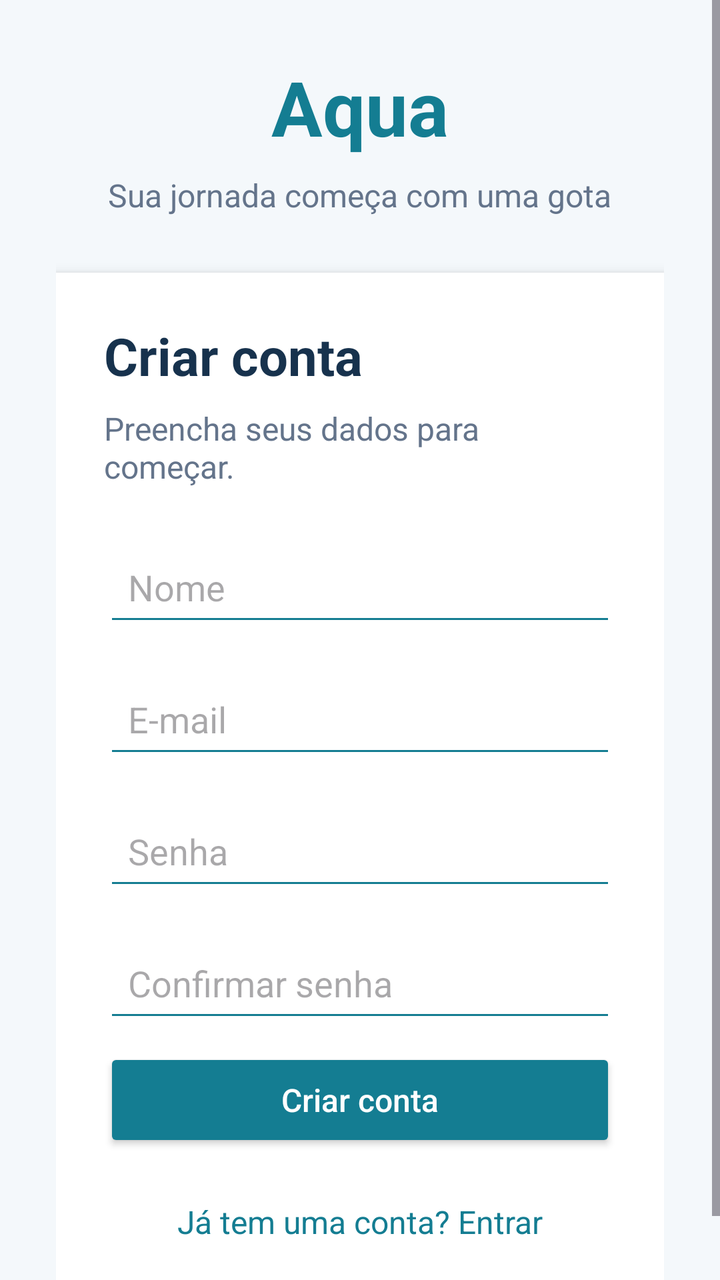
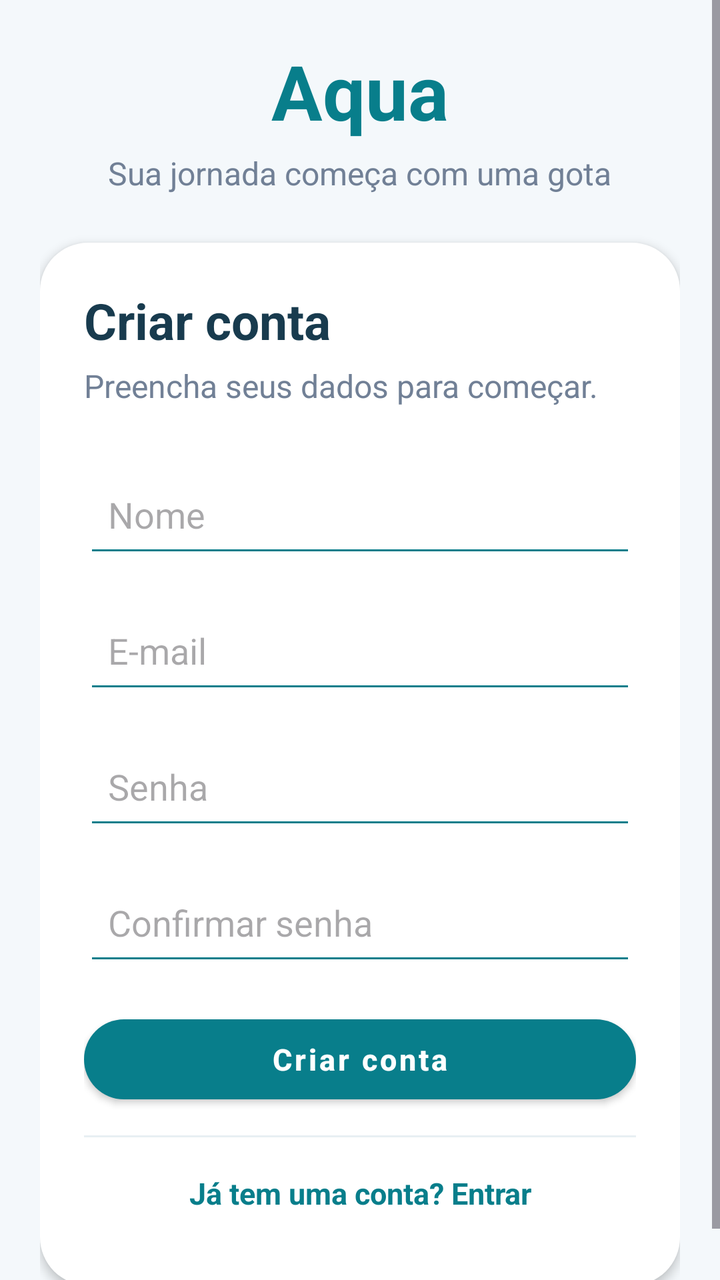

An Android layout rendered at two revisions. The XML below is the earlier revision; the diff shows what the commit changed to produce the second picture.
<!-- AndroidManifest.xml: application theme Theme.Aqua -->
<!-- res/layout/activity_register.xml -->
<?xml version="1.0" encoding="utf-8"?>
<ScrollView xmlns:android="http://schemas.android.com/apk/res/android"
    android:layout_width="match_parent"
    android:layout_height="match_parent"
    android:background="#F4F8FB"
    android:fillViewport="true">

    <LinearLayout
        android:layout_width="match_parent"
        android:layout_height="wrap_content"
        android:gravity="center"
        android:orientation="vertical"
        android:padding="28dp">

        <TextView
            android:layout_width="wrap_content"
            android:layout_height="wrap_content"
            android:text="Aqua"
            android:textColor="#147D92"
            android:textSize="38sp"
            android:textStyle="bold" />

        <TextView
            android:layout_width="wrap_content"
            android:layout_height="wrap_content"
            android:layout_marginTop="8dp"
            android:layout_marginBottom="28dp"
            android:text="Sua jornada começa com uma gota"
            android:textColor="#64748B"
            android:textSize="16sp" />

        <LinearLayout
            android:layout_width="match_parent"
            android:layout_height="wrap_content"
            android:background="#FFFFFF"
            android:elevation="4dp"
            android:orientation="vertical"
            android:padding="24dp">

            <TextView
                android:layout_width="wrap_content"
                android:layout_height="wrap_content"
                android:text="Criar conta"
                android:textColor="#17324D"
                android:textSize="26sp"
                android:textStyle="bold" />

            <TextView
                android:layout_width="wrap_content"
                android:layout_height="wrap_content"
                android:layout_marginTop="8dp"
                android:layout_marginBottom="22dp"
                android:text="Preencha seus dados para começar."
                android:textColor="#64748B"
                android:textSize="16sp" />

            <EditText
                android:id="@+id/etName"
                android:layout_width="match_parent"
                android:layout_height="52dp"
                android:hint="Nome"
                android:inputType="textPersonName"
                android:paddingHorizontal="12dp"
                android:singleLine="true"
                android:backgroundTint="#147D92" />


            <EditText
                android:id="@+id/etRegisterEmail"
                android:layout_width="match_parent"
                android:layout_height="52dp"
                android:layout_marginTop="14dp"
                android:hint="E-mail"
                android:inputType="textEmailAddress"
                android:paddingHorizontal="12dp"
                android:singleLine="true"
                android:backgroundTint="#147D92" />

            <EditText
                android:id="@+id/etRegisterPassword"
                android:layout_width="match_parent"
                android:layout_height="52dp"
                android:layout_marginTop="14dp"
                android:hint="Senha"
                android:inputType="textPassword"
                android:paddingHorizontal="12dp"
                android:singleLine="true"
                android:backgroundTint="#147D92" />


            <EditText
                android:id="@+id/etConfirmPassword"
                android:layout_width="match_parent"
                android:layout_height="52dp"
                android:layout_marginTop="14dp"
                android:hint="Confirmar senha"
                android:inputType="textPassword"
                android:paddingHorizontal="12dp"
                android:singleLine="true"
                android:backgroundTint="#147D92" />


            <ProgressBar
                android:id="@+id/progressRegister"
                android:layout_width="32dp"
                android:layout_height="32dp"
                android:layout_gravity="center"
                android:layout_marginTop="16dp"
                android:visibility="gone" />

            <Button
                android:id="@+id/btnRegister"
                style="@style/AquaButton"
                android:layout_width="match_parent"
                android:layout_marginTop="8dp"
                android:text="Criar conta" />

            <TextView
                android:id="@+id/tvRegisterError"
                android:layout_width="match_parent"
                android:layout_height="wrap_content"
                android:layout_marginTop="12dp"
                android:textColor="#C62828"
                android:visibility="gone" />

            <TextView
                android:id="@+id/tvGoLogin"
                android:layout_width="match_parent"
                android:layout_height="wrap_content"
                android:layout_marginTop="24dp"
                android:gravity="center"
                android:text="Já tem uma conta? Entrar"
                android:textColor="#147D92"
                android:textSize="16sp" />

        </LinearLayout>
    </LinearLayout>
</ScrollView>
<!-- resources referenced by this layout -->
<resources>
  <style name="AquaButton" parent="Widget.AppCompat.Button">
          <item name="android:layout_height">52dp</item>
          <item name="backgroundTint">#147D92</item>
          <item name="android:backgroundTint">#147D92</item>
          <item name="android:textColor">#FFFFFF</item>
          <item name="android:textSize">16sp</item>
          <item name="android:textAllCaps">false</item>
          <item name="cornerRadius">14dp</item>
      </style>
  <style name="Theme.Aqua" parent="Base.Theme.Aqua" />
  <style name="Base.Theme.Aqua" parent="Theme.Material3.DayNight.NoActionBar">
          
          
      </style>
</resources>

<!-- the commit's change to res/layout/activity_register.xml (unified diff, before → after) -->
@@ -10,95 +10,95 @@
         android:layout_height="wrap_content"
         android:gravity="center"
         android:orientation="vertical"
-        android:padding="28dp">
+        android:paddingStart="20dp"
+        android:paddingEnd="20dp"
+        android:paddingTop="20dp"
+        android:paddingBottom="24dp">
 
         <TextView
             android:layout_width="wrap_content"
             android:layout_height="wrap_content"
             android:text="Aqua"
-            android:textColor="#147D92"
+            android:textColor="#087E8B"
             android:textSize="38sp"
             android:textStyle="bold" />
 
         <TextView
             android:layout_width="wrap_content"
             android:layout_height="wrap_content"
-            android:layout_marginTop="8dp"
-            android:layout_marginBottom="28dp"
+            android:layout_marginTop="5dp"
+            android:layout_marginBottom="24dp"
             android:text="Sua jornada começa com uma gota"
-            android:textColor="#64748B"
+            android:textColor="#718096"
             android:textSize="16sp" />
 
         <LinearLayout
             android:layout_width="match_parent"
             android:layout_height="wrap_content"
-            android:background="#FFFFFF"
-            android:elevation="4dp"
+            android:background="@drawable/bg_water_card"
+            android:elevation="3dp"
             android:orientation="vertical"
-            android:padding="24dp">
+            android:padding="22dp">
 
             <TextView
                 android:layout_width="wrap_content"
                 android:layout_height="wrap_content"
                 android:text="Criar conta"
-                android:textColor="#17324D"
-                android:textSize="26sp"
+                android:textColor="#183B4E"
+                android:textSize="25sp"
                 android:textStyle="bold" />
 
             <TextView
                 android:layout_width="wrap_content"
                 android:layout_height="wrap_content"
-                android:layout_marginTop="8dp"
-                android:layout_marginBottom="22dp"
+                android:layout_marginTop="5dp"
+                android:layout_marginBottom="24dp"
                 android:text="Preencha seus dados para começar."
-                android:textColor="#64748B"
+                android:textColor="#718096"
                 android:textSize="16sp" />
 
             <EditText
                 android:id="@+id/etName"
                 android:layout_width="match_parent"
-                android:layout_height="52dp"
+                android:layout_height="56dp"
+                android:backgroundTint="#087E8B"
                 android:hint="Nome"
                 android:inputType="textPersonName"
                 android:paddingHorizontal="12dp"
-                android:singleLine="true"
-                android:backgroundTint="#147D92" />
-
+                android:singleLine="true" />
 
             <EditText
                 android:id="@+id/etRegisterEmail"
                 android:layout_width="match_parent"
-                android:layout_height="52dp"
-                android:layout_marginTop="14dp"
+                android:layout_height="56dp"
+                android:layout_marginTop="12dp"
+                android:backgroundTint="#087E8B"
                 android:hint="E-mail"
                 android:inputType="textEmailAddress"
                 android:paddingHorizontal="12dp"
-                android:singleLine="true"
-                android:backgroundTint="#147D92" />
+                android:singleLine="true" />
 
             <EditText
                 android:id="@+id/etRegisterPassword"
                 android:layout_width="match_parent"
-                android:layout_height="52dp"
-                android:layout_marginTop="14dp"
+                android:layout_height="56dp"
+                android:layout_marginTop="12dp"
+                android:backgroundTint="#087E8B"
                 android:hint="Senha"
                 android:inputType="textPassword"
                 android:paddingHorizontal="12dp"
-                android:singleLine="true"
-                android:backgroundTint="#147D92" />
-
+                android:singleLine="true" />
 
             <EditText
                 android:id="@+id/etConfirmPassword"
                 android:layout_width="match_parent"
-                android:layout_height="52dp"
-                android:layout_marginTop="14dp"
+                android:layout_height="56dp"
+                android:layout_marginTop="12dp"
+                android:backgroundTint="#087E8B"
                 android:hint="Confirmar senha"
                 android:inputType="textPassword"
                 android:paddingHorizontal="12dp"
-                android:singleLine="true"
-                android:backgroundTint="#147D92" />
-
+                android:singleLine="true" />
 
             <ProgressBar
                 android:id="@+id/progressRegister"
@@ -106,13 +106,14 @@
                 android:layout_height="32dp"
                 android:layout_gravity="center"
                 android:layout_marginTop="16dp"
+                android:indeterminateTint="#087E8B"
                 android:visibility="gone" />
 
             <Button
                 android:id="@+id/btnRegister"
                 style="@style/AquaButton"
                 android:layout_width="match_parent"
-                android:layout_marginTop="8dp"
+                android:layout_marginTop="16dp"
                 android:text="Criar conta" />
 
             <TextView
@@ -121,17 +122,27 @@
                 android:layout_height="wrap_content"
                 android:layout_marginTop="12dp"
                 android:textColor="#C62828"
+                android:textSize="15sp"
                 android:visibility="gone" />
+
+            <View
+                android:layout_width="match_parent"
+                android:layout_height="1dp"
+                android:layout_marginTop="12dp"
+                android:background="#E8EFF3" />
 
             <TextView
                 android:id="@+id/tvGoLogin"
                 android:layout_width="match_parent"
-                android:layout_height="wrap_content"
-                android:layout_marginTop="24dp"
+                android:layout_height="48dp"
+                android:layout_marginTop="4dp"
+                android:clickable="true"
+                android:focusable="true"
                 android:gravity="center"
                 android:text="Já tem uma conta? Entrar"
-                android:textColor="#147D92"
-                android:textSize="16sp" />
+                android:textColor="#087E8B"
+                android:textSize="15sp"
+                android:textStyle="bold" />
 
         </LinearLayout>
     </LinearLayout>
<!-- resource entries referenced after the edit -->
@@ -1,13 +1,24 @@
 <!-- resources referenced by this layout -->
 <resources>
-  <style name="AquaButton" parent="Widget.AppCompat.Button">
+  <!-- drawable bg_water_card (drawable) -->
+  <?xml version="1.0" encoding="utf-8"?>
+  <shape xmlns:android="http://schemas.android.com/apk/res/android"
+      android:shape="rectangle">
+  
+      <solid android:color="#FFFFFF" />
+  
+      <corners android:radius="24dp" />
+  
+  </shape>
+  <style name="AquaButton" parent="Widget.MaterialComponents.Button">
           <item name="android:layout_height">52dp</item>
-          <item name="backgroundTint">#147D92</item>
-          <item name="android:backgroundTint">#147D92</item>
+          <item name="android:minHeight">0dp</item>
+          <item name="backgroundTint">#087E8B</item>
           <item name="android:textColor">#FFFFFF</item>
-          <item name="android:textSize">16sp</item>
+          <item name="android:textSize">15sp</item>
+          <item name="android:textStyle">bold</item>
           <item name="android:textAllCaps">false</item>
-          <item name="cornerRadius">14dp</item>
+          <item name="cornerRadius">26dp</item>
       </style>
   <style name="Theme.Aqua" parent="Base.Theme.Aqua" />
   <style name="Base.Theme.Aqua" parent="Theme.Material3.DayNight.NoActionBar">
